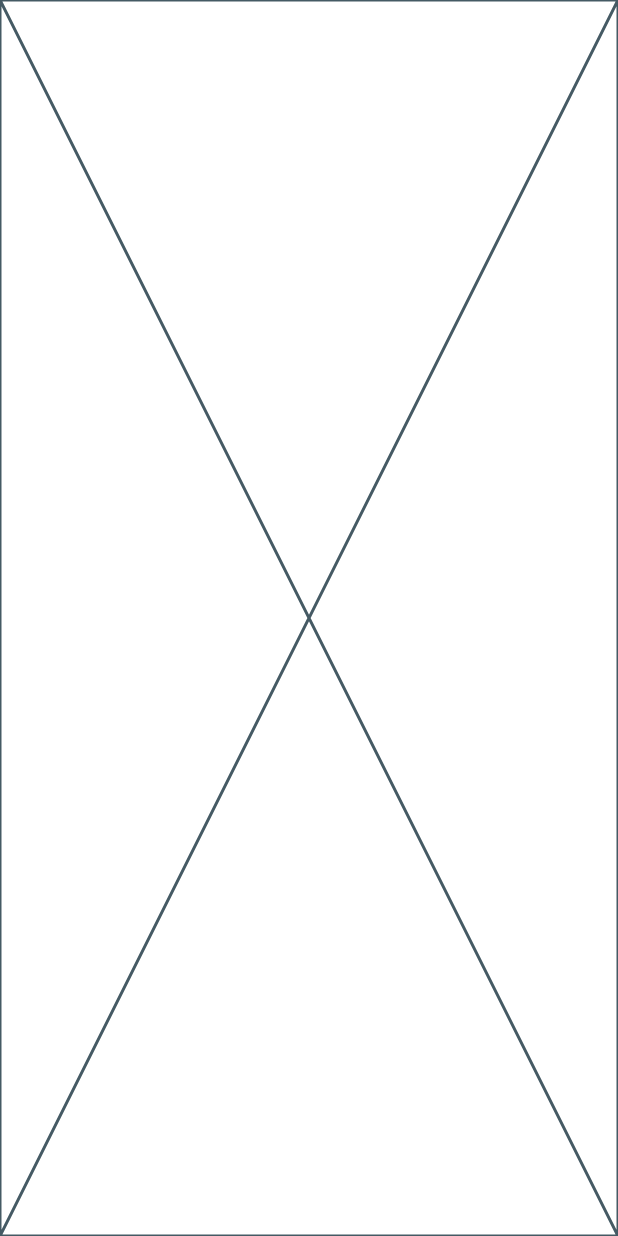
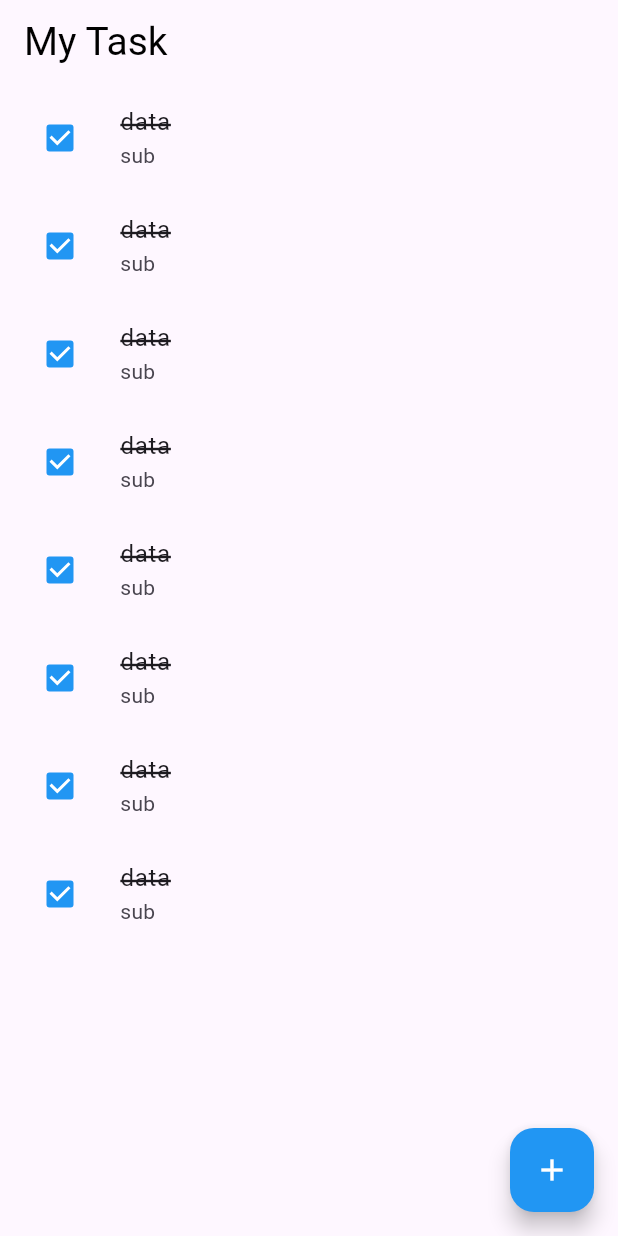
Before and after one commit to Omniamohamed02/todo_app, a Flutter app: the screen it shows after launch, on a phone screen of 412 x 824 dp. Run offline on Flutter 3.47's test engine with Material 3 defaults, Android fonts, the phone set to English and light mode, and no system bars.

Commit message:
-add home screen

```diff
--- a/lib/screens/home_screen.dart
+++ b/lib/screens/home_screen.dart
@@ -1,10 +1,55 @@
 import 'package:flutter/material.dart';
+import 'package:todo_app/screens/add_task_screen.dart';
 
-class HomeScreen extends StatelessWidget {
+class HomeScreen extends StatefulWidget {
   const HomeScreen({super.key});
 
   @override
+  State<HomeScreen> createState() => _HomeScreenState();
+}
+
+class _HomeScreenState extends State<HomeScreen> {
+
+    bool _isComplete =true;
+  @override
   Widget build(BuildContext context) {
-    return const Placeholder();
+
+    return Scaffold(
+      appBar: AppBar(title:  Text(
+          'My Task',
+          style: TextStyle(fontSize: 26, color: Colors.black),
+        ),),
+      floatingActionButton: FloatingActionButton(
+        backgroundColor: Colors.blue,
+        onPressed: () {
+          Navigator.push(
+            context,
+            MaterialPageRoute(builder: (context)=> const AddTaskScreen())
+            );
+        },
+         child: Icon(Icons.add , color: Colors.white,),
+      ),
+      body: ListView.builder(
+        itemCount: 8,
+      itemBuilder: (context, index) {
+        return ListTile(
+          title: Text("data",style: TextStyle(
+            decoration: _isComplete? TextDecoration.lineThrough:null,
+            decorationThickness: 2
+          ),),
+          subtitle: Text('sub'),
+          leading: Checkbox(
+            activeColor: Colors.blue,
+            value: _isComplete,
+             onChanged: (bool ? newValue){
+             setState(() {
+
+               _isComplete=newValue??false;
+             });
+             }),
+        );
+      },
+      ),
+    );
   }
 }
--- /dev/null
+++ b/lib/utils/extensions.dart
@@ -0,0 +1,6 @@
+import 'package:flutter/material.dart';
+
+extension BuildContextExtensions on BuildContext{
+  Size get devcieSize => MediaQuery.sizeOf(this);
+
+}
--- /dev/null
+++ b/lib/utils/utils.dart
@@ -0,0 +1 @@
+import 'package:todo_app/utils/extensions.dart';
```
Also changed, not shown: lib/screens/add_task_screen.dart (added, +10 -0 lines), 1 other file.
